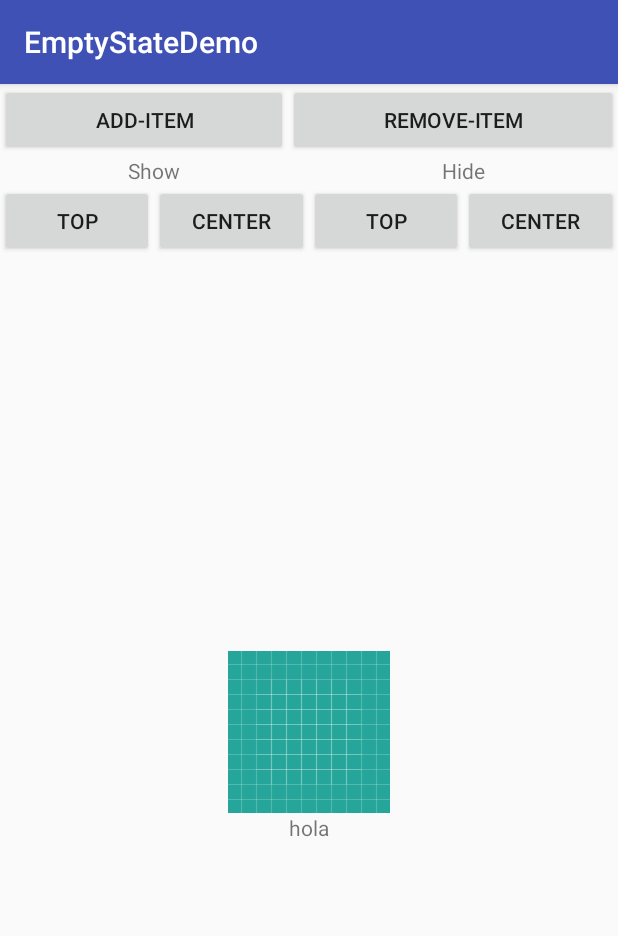
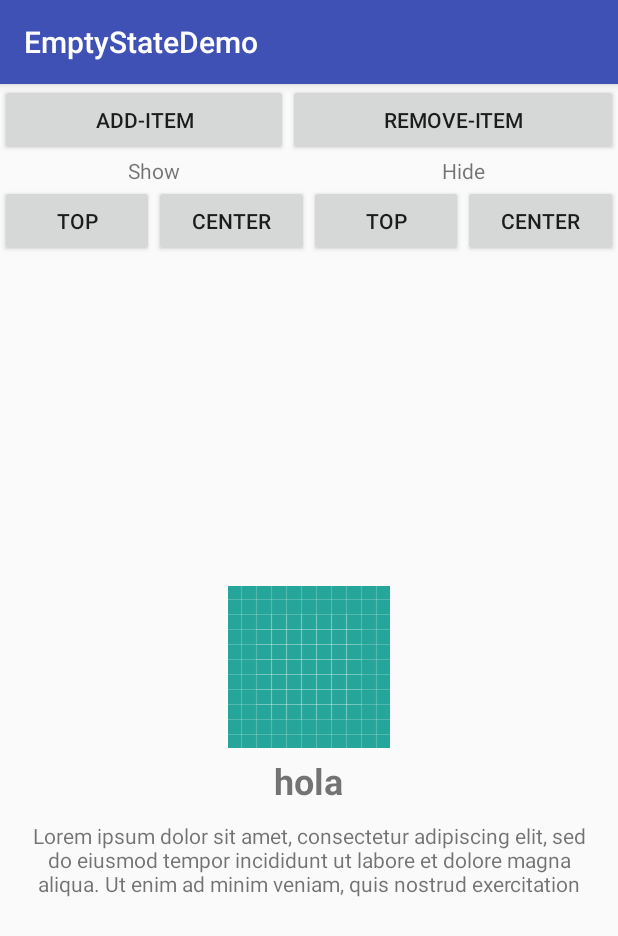
Before and after one commit to luimi/lui2mi-EmptyStateListView, an Android app: the screen it shows after launch (MainActivity), on a phone screen of 412 x 824 dp. Shown: the top 936 px of the screen. Run offline under Robolectric (Android 15) with nearby library versions, the phone set to English and light mode, and no system bars.

Commit message:
Cambiado el tipo de lista, ahora son 3, gridview,expandablelistview y recyclerview

```diff
--- a/demo/build.gradle
+++ b/demo/build.gradle
@@ -22,5 +22,6 @@ dependencies {
     implementation fileTree(include: ['*.jar'], dir: 'libs')
     implementation 'com.android.support:appcompat-v7:26.1.0'
     implementation 'com.android.support.constraint:constraint-layout:1.0.2'
-    compile project(':emptystatelistview')
+    implementation 'com.android.support:recyclerview-v7:26.1.0'
+    compile project(':emptystate')
 }
--- a/demo/src/main/java/com/lui2mi/emptystatedemo/MainActivity.java
+++ b/demo/src/main/java/com/lui2mi/emptystatedemo/MainActivity.java
@@ -4,13 +4,14 @@ import android.support.v7.app.AppCompatActivity;
 import android.os.Bundle;
 import android.view.View;
 import android.widget.ArrayAdapter;
+import android.widget.ListAdapter;
 
-import com.lui2mi.emptystatelistview.ListView;
+import com.lui2mi.emptystate.EmptyStateList;
 
 import java.util.ArrayList;
 
 public class MainActivity extends AppCompatActivity implements View.OnClickListener{
-    ListView list;
+    EmptyStateList list;
     ArrayAdapter adapter;
     @Override
     protected void onCreate(Bundle savedInstanceState) {
--- a/demo/src/main/res/layout/activity_main.xml
+++ b/demo/src/main/res/layout/activity_main.xml
@@ -106,13 +106,16 @@
 
     </LinearLayout>
 
-    <com.lui2mi.emptystatelistview.ListView
+    <com.lui2mi.emptystate.EmptyStateList
         android:id="@+id/es_prevew"
         android:layout_width="match_parent"
         android:layout_height="match_parent"
+        app:type="@integer/TYPE_GRIDVIEW"
+        app:columns="4"
         app:image="@drawable/ic_launcher_background"
-        app:text="hola"
-        app:columns="4"/>
+        app:text="@string/text_long"
+        app:title="hola"
+        />
 
 
 </LinearLayout>
--- a/demo/src/main/res/values/strings.xml
+++ b/demo/src/main/res/values/strings.xml
@@ -1,3 +1,6 @@
 <resources>
     <string name="app_name">EmptyStateDemo</string>
+
+    <string name="text_long">Lorem ipsum dolor sit amet, consectetur adipiscing elit, sed do eiusmod tempor incididunt ut labore et dolore magna aliqua. Ut enim ad minim veniam, quis nostrud exercitation ullamco laboris nisi ut aliquip ex ea commodo consequat. Duis aute irure dolor in reprehenderit in voluptate velit esse cillum dolore eu fugiat nulla pariatur. Excepteur sint occaecat cupidatat non proident, sunt in culpa qui officia deserunt mollit anim id est laborum.</string>
+
 </resources>
--- a/emptystatelistview/src/main/AndroidManifest.xml
+++ b/emptystate/src/main/AndroidManifest.xml
@@ -1,2 +1,2 @@
 <manifest xmlns:android="http://schemas.android.com/apk/res/android"
-    package="com.lui2mi.emptystatelistview" />
+    package="com.lui2mi.emptystate" />
--- /dev/null
+++ b/emptystate/src/main/java/com/lui2mi/emptystate/EmptyStateList.java
@@ -0,0 +1,195 @@
+package com.lui2mi.emptystate;
+
+import android.content.Context;
+import android.content.res.TypedArray;
+import android.database.DataSetObserver;
+import android.graphics.drawable.Drawable;
+import android.support.annotation.Nullable;
+import android.support.v7.widget.RecyclerView;
+import android.util.AttributeSet;
+import android.util.Log;
+import android.view.View;
+import android.widget.ExpandableListView;
+import android.widget.GridView;
+import android.widget.ImageView;
+import android.widget.LinearLayout;
+import android.widget.ListAdapter;
+import android.widget.ProgressBar;
+import android.widget.RelativeLayout;
+import android.widget.TextView;
+
+import org.w3c.dom.Text;
+
+/**
+ * Created by lui2mi on 15/02/18.
+ */
+
+public class EmptyStateList extends LinearLayout {
+    private RelativeLayout emptyState;
+    private LinearLayout groupList;
+    private GridView listGV;
+    private ExpandableListView listEL;
+    private RecyclerView listRV;
+    private TextView title, text;
+    private ImageView image;
+    private ProgressBar topProgress, centerProgress;
+    private int type = 0;
+    private boolean isImage=false,isTitle=false,isText=false;
+
+    private final static int TYPE_GRIDVIEW = 0, TYPE_EXPANDABLE = 1, TYPE_RECYCLER = 2;
+
+    public EmptyStateList(Context context, @Nullable AttributeSet attrs) {
+        super(context, attrs);
+        LinearLayout.LayoutParams lp = new LinearLayout.LayoutParams(LayoutParams.MATCH_PARENT,
+                LayoutParams.MATCH_PARENT);
+        setLayoutParams(lp);
+        setOrientation(LinearLayout.VERTICAL);
+        View v = inflate(getContext(), R.layout.emptystate_template, null);
+        emptyState = v.findViewById(R.id.rl_emptystate);
+        groupList = v.findViewById(R.id.ll_list);
+        listGV = v.findViewById(R.id.gv_list);
+        listEL = v.findViewById(R.id.el_list);
+        listRV = v.findViewById(R.id.rv_list);
+        title = v.findViewById(R.id.tv_title);
+        text = v.findViewById(R.id.tv_text);
+        image = v.findViewById(R.id.iv_image);
+        topProgress = v.findViewById(R.id.pb_topprogress);
+        topProgress.setVisibility(GONE);
+        centerProgress = v.findViewById(R.id.pb_centerprogress);
+        centerProgress.setVisibility(GONE);
+        TypedArray a = context.getTheme().obtainStyledAttributes(
+                attrs, R.styleable.EmptyState, 0, 0);
+        try {
+            String title = a.getString(R.styleable.EmptyState_title);
+            setTitle(title);
+            String text = a.getString(R.styleable.EmptyState_text);
+            setText(text);
+            Drawable image = a.getDrawable(R.styleable.EmptyState_image);
+            if(image!=null){
+                this.image.setImageDrawable(image);
+                Integer width=a.getDimensionPixelSize(R.styleable.EmptyState_image_width,LayoutParams.WRAP_CONTENT);
+                Integer heigth=a.getDimensionPixelSize(R.styleable.EmptyState_image_height,LayoutParams.WRAP_CONTENT);
+                this.image.getLayoutParams().width=width;
+                this.image.getLayoutParams().height=heigth;
+                this.image.requestLayout();
+                isImage=true;
+            }else{
+                this.image.setVisibility(GONE);
+                isImage=false;
+            }
+
+            type = a.getInt(R.styleable.EmptyState_type, TYPE_GRIDVIEW);
+            if (type == TYPE_GRIDVIEW) {
+                int columns = a.getInt(R.styleable.EmptyState_columns, 1);
+                listGV.setNumColumns(columns);
+            }
+
+
+        } catch (Exception ignored) {
+        }
+        updateShowList();
+        checkData();
+        v.setLayoutParams(lp);
+        addView(v);
+    }
+
+    public void setAdapter(ListAdapter adapter) {
+        if (adapter != null) {
+            listGV.setAdapter(adapter);
+            adapter.registerDataSetObserver(new DataSetObserver() {
+                @Override
+                public void onChanged() {
+                    super.onChanged();
+                    checkData();
+                }
+            });
+        }
+    }
+
+    public void setAdapter(RecyclerView.Adapter adapter) {
+        if (adapter != null) {
+            listRV.setAdapter(adapter);
+
+        }
+    }
+    public void setLayoutManager(RecyclerView.LayoutManager layoutManager){
+        listRV.setLayoutManager(layoutManager);
+    }
+    public void setType(int type) {
+        this.type = type;
+        updateShowList();
+    }
+    public void setTitle(String title){
+        if(title==null || title.trim().equals("")){
+            this.title.setVisibility(GONE);
+            isTitle=false;
+        }else{
+            this.title.setText(title);
+            isTitle=true;
+        }
+    }
+    public void setText(String text){
+        if(text==null || text.trim().equals("")){
+            this.text.setVisibility(GONE);
+            isText=false;
+        }else{
+            this.text.setText(text);
+            isText=true;
+        }
+    }
+    private void updateShowList() {
+        listGV.setVisibility(type == TYPE_GRIDVIEW ? VISIBLE : GONE);
+        listEL.setVisibility(type == TYPE_EXPANDABLE ? VISIBLE : GONE);
+        listRV.setVisibility(type == TYPE_RECYCLER ? VISIBLE : GONE);
+    }
+
+    public void showTopProgress() {
+        topProgress.setVisibility(VISIBLE);
+    }
+
+    public void showCenterProgress() {
+        centerProgress.setVisibility(VISIBLE);
+        if(isImage) image.setVisibility(GONE);
+        if(isTitle) title.setVisibility(GONE);
+        if(isText) text.setVisibility(GONE);
+    }
+
+    public void hideTopProgress() {
+        topProgress.setVisibility(GONE);
+    }
+
+    public void hideCenterProgress() {
+        centerProgress.setVisibility(GONE);
+        if(isImage) image.setVisibility(VISIBLE);
+        if(isTitle) title.setVisibility(VISIBLE);
+        if(isText) text.setVisibility(VISIBLE);
+    }
+
+    public void checkDataChange() {
+        checkData();
+    }
+
+    private void checkData() {
+        boolean isEmpty = isEmpty();
+        groupList.setVisibility(isEmpty ? GONE : VISIBLE);
+        emptyState.setVisibility(isEmpty ? VISIBLE : GONE);
+    }
+
+    private boolean isEmpty() {
+        boolean isEmpty = true;
+        switch (type) {
+            case TYPE_GRIDVIEW:
+                isEmpty = listGV.getAdapter() == null || listGV.getAdapter().getCount() == 0;
+                break;
+            case TYPE_EXPANDABLE:
+                isEmpty = listEL.getAdapter() == null || listEL.getAdapter().getCount() == 0;
+                break;
+            case TYPE_RECYCLER:
+                isEmpty = listRV.getAdapter() == null || listRV.getAdapter().getItemCount() == 0;
+                break;
+        }
+        return isEmpty;
+    }
+
+
+}
--- /dev/null
+++ b/emptystate/src/main/res/layout/emptystate_template.xml
@@ -0,0 +1,100 @@
+<?xml version="1.0" encoding="utf-8"?>
+<LinearLayout xmlns:android="http://schemas.android.com/apk/res/android"
+    xmlns:app="http://schemas.android.com/apk/res-auto"
+    android:layout_width="match_parent"
+    android:layout_height="match_parent"
+    android:orientation="vertical">
+
+    <ProgressBar
+        android:id="@+id/pb_topprogress"
+        style="?android:attr/progressBarStyleHorizontal"
+        android:layout_width="match_parent"
+        android:layout_height="wrap_content"
+        android:layout_weight="0"
+        android:indeterminate="true" />
+
+    <LinearLayout
+        android:id="@+id/ll_list"
+        android:layout_width="match_parent"
+        android:layout_height="match_parent"
+        android:layout_weight="1"
+        android:orientation="vertical">
+
+        <GridView
+            android:id="@+id/gv_list"
+            android:layout_width="match_parent"
+            android:layout_height="match_parent"
+            android:layout_weight="1"></GridView>
+
+        <ExpandableListView
+            android:id="@+id/el_list"
+            android:layout_width="match_parent"
+            android:layout_height="match_parent"
+            android:layout_weight="1" />
+
+        <android.support.v7.widget.RecyclerView
+            android:id="@+id/rv_list"
+            android:layout_width="match_parent"
+            android:layout_height="match_parent"
+            android:layout_weight="1" />
+    </LinearLayout>
+
+    <RelativeLayout
+        android:id="@+id/rl_emptystate"
+        android:layout_width="match_parent"
+        android:layout_height="match_parent"
+        android:layout_weight="1">
+
+        <LinearLayout
+            android:layout_width="wrap_content"
+            android:layout_height="wrap_content"
+            android:layout_centerHorizontal="false"
+            android:layout_centerInParent="true"
+            android:layout_centerVertical="false"
+            android:orientation="vertical">
+
+            <ProgressBar
+                android:id="@+id/pb_centerprogress"
+                style="?android:attr/progressBarStyle"
+                android:layout_width="wrap_content"
+                android:layout_height="wrap_content"
+                android:layout_gravity="center" />
+
+            <ImageView
+                android:id="@+id/iv_image"
+                android:layout_width="wrap_content"
+                android:layout_height="wrap_content"
+                android:layout_gravity="center"
+                android:scaleType="fitXY"
+                android:src="?android:attr/actionModeFindDrawable" />
+
+            <TextView
+                android:id="@+id/tv_title"
+                android:layout_width="wrap_content"
+                android:layout_height="wrap_content"
+                android:layout_gravity="center"
+                android:layout_marginBottom="5dp"
+                android:layout_marginLeft="15dp"
+                android:layout_marginRight="15dp"
+                android:layout_marginTop="5dp"
+                android:lines="1"
+                android:text="@string/default_title"
+                android:textSize="24sp"
+                android:textStyle="bold" />
+
+            <TextView
+                android:id="@+id/tv_text"
+                android:layout_width="wrap_content"
+                android:layout_height="wrap_content"
+                android:layout_gravity="center"
+                android:layout_marginBottom="5dp"
+                android:layout_marginLeft="15dp"
+                android:layout_marginRight="15dp"
+                android:layout_marginTop="5dp"
+                android:gravity="center"
+                android:maxLines="3"
+                android:text="@string/default_text" />
+        </LinearLayout>
+    </RelativeLayout>
+
+</LinearLayout>
--- a/emptystatelistview/src/main/res/values/attrs.xml
+++ b/emptystate/src/main/res/values/attrs.xml
@@ -1,8 +1,12 @@
 <?xml version="1.0" encoding="utf-8"?>
 <resources>
     <declare-styleable name="EmptyState">
+        <attr name="title" format="string"/>
         <attr name="text" format="string"/>
         <attr name="image" format="reference"/>
         <attr name="columns" format="integer"/>
+        <attr name="type" format="integer"/>
+        <attr name="image_width" format="dimension"/>
+        <attr name="image_height" format="dimension"/>
     </declare-styleable>
 </resources>
--- a/emptystatelistview/src/main/res/values/strings.xml
+++ b/emptystate/src/main/res/values/strings.xml
@@ -2,4 +2,5 @@
     <string name="app_name">EmptyState</string>
 
     <string name="default_text">Empty Text</string>
+    <string name="default_title">Empty Title</string>
 </resources>
--- /dev/null
+++ b/emptystate/src/main/res/values/types.xml
@@ -0,0 +1,7 @@
+<?xml version="1.0" encoding="utf-8"?>
+<resources>
+    <integer name="TYPE_GRIDVIEW">0</integer>
+    <integer name="TYPE_EXPANDABLE">1</integer>
+    <integer name="TYPE_RECYCLER">2</integer>
+
+</resources>
--- a/emptystatelistview/src/main/java/com/lui2mi/emptystatelistview/ListView.java
+++ /dev/null
@@ -1,93 +0,0 @@
-package com.lui2mi.emptystatelistview;
-
-import android.content.Context;
-import android.content.res.TypedArray;
-import android.database.DataSetObserver;
-import android.graphics.drawable.Drawable;
-import android.support.annotation.Nullable;
-import android.util.AttributeSet;
-import android.view.View;
-import android.widget.GridView;
-import android.widget.ImageView;
-import android.widget.LinearLayout;
-import android.widget.ListAdapter;
-import android.widget.ProgressBar;
-import android.widget.RelativeLayout;
-import android.widget.TextView;
-
-/**
- * Created by lui2mi on 15/02/18.
- */
-
-public class ListView extends LinearLayout {
-    private RelativeLayout emptyState;
-    private GridView list;
-    private TextView text;
-    private ImageView image;
-    private ProgressBar topProgress,centerProgress;
-
-    public ListView(Context context, @Nullable AttributeSet attrs) {
-        super(context, attrs);
-        LinearLayout.LayoutParams lp = new LinearLayout.LayoutParams(LayoutParams.MATCH_PARENT,
-                LayoutParams.MATCH_PARENT);
-        setLayoutParams(lp);
-        setOrientation(LinearLayout.VERTICAL);
-        View v=inflate(getContext(), R.layout.emptystatelist,null);
-        emptyState=v.findViewById(R.id.rl_emptystate);
-        list=v.findViewById(R.id.gv_list);
-        text=v.findViewById(R.id.tv_text);
-        image=v.findViewById(R.id.iv_image);
-        topProgress=v.findViewById(R.id.pb_topprogress);
-        topProgress.setVisibility(GONE);
-        centerProgress=v.findViewById(R.id.pb_centerprogress);
-        centerProgress.setVisibility(GONE);
-        TypedArray a = context.getTheme().obtainStyledAttributes(
-                attrs,  R.styleable.EmptyState, 0, 0);
-        try{
-            String text=a.getString(R.styleable.EmptyState_text);
-            this.text.setText(text);
-            Drawable image=a.getDrawable(R.styleable.EmptyState_image);
-            this.image.setImageDrawable(image);
-            int columns=a.getInt(R.styleable.EmptyState_columns,1);
-            list.setNumColumns(columns);
-        }catch (Exception ignored){}
-        checkData();
-        v.setLayoutParams(lp);
-        addView(v);
-    }
-    public void setAdapter(ListAdapter adapter){
-        if(adapter!=null){
-            list.setAdapter(adapter);
-            adapter.registerDataSetObserver(new DataSetObserver() {
-                @Override
-                public void onChanged() {
-                    super.onChanged();
-                    checkData();
-                }
-            });
-        }
-    }
-    public void showTopProgress(){
-        topProgress.setVisibility(VISIBLE);
-    }
-    public void showCenterProgress(){
-        centerProgress.setVisibility(VISIBLE);
-        image.setVisibility(GONE);
-        text.setVisibility(GONE);
-    }
-    public void hideTopProgress(){
-        topProgress.setVisibility(GONE);
-    }
-    public void hideCenterProgress(){
-        centerProgress.setVisibility(GONE);
-        image.setVisibility(VISIBLE);
-        text.setVisibility(VISIBLE);
-    }
-    private void checkData(){
-        boolean isEmpty=list.getAdapter()==null || list.getAdapter().getCount()==0;
-        list.setVisibility(isEmpty?GONE:VISIBLE);
-        emptyState.setVisibility(isEmpty?VISIBLE:GONE);
-    }
-
-
-}
--- a/emptystatelistview/src/main/res/layout/emptystatelist.xml
+++ /dev/null
@@ -1,57 +0,0 @@
-<?xml version="1.0" encoding="utf-8"?>
-<LinearLayout xmlns:android="http://schemas.android.com/apk/res/android"
-    xmlns:app="http://schemas.android.com/apk/res-auto"
-    android:layout_width="match_parent"
-    android:layout_height="match_parent"
-    android:orientation="vertical">
-
-    <ProgressBar
-        android:id="@+id/pb_topprogress"
-        style="?android:attr/progressBarStyleHorizontal"
-        android:indeterminate="true"
-        android:layout_width="match_parent"
-        android:layout_height="wrap_content"
-        android:layout_weight="0" />
-
-    <GridView
-        android:id="@+id/gv_list"
-        android:layout_width="match_parent"
-        android:layout_height="match_parent"
-        android:layout_weight="1" />
-
-    <RelativeLayout
-        android:id="@+id/rl_emptystate"
-        android:layout_width="match_parent"
-        android:layout_height="match_parent"
-        android:layout_weight="1">
-
-        <LinearLayout
-            android:layout_width="wrap_content"
-            android:layout_height="wrap_content"
-            android:layout_centerHorizontal="false"
-            android:layout_centerInParent="true"
-            android:layout_centerVertical="false"
-            android:orientation="vertical">
-
-            <ProgressBar
-                android:id="@+id/pb_centerprogress"
-                style="?android:attr/progressBarStyle"
-                android:layout_width="match_parent"
-                android:layout_height="wrap_content" />
-
-            <ImageView
-                android:id="@+id/iv_image"
-                android:layout_width="match_parent"
-                android:layout_height="wrap_content"
-                app:srcCompat="@android:drawable/ic_dialog_info" />
-
-            <TextView
-                android:id="@+id/tv_text"
-                android:layout_width="match_parent"
-                android:layout_height="wrap_content"
-                android:gravity="center"
-                android:text="@string/default_text" />
-        </LinearLayout>
-    </RelativeLayout>
-
-</LinearLayout>
--- a/settings.gradle
+++ b/settings.gradle
@@ -1 +1 @@
-include ':demo', ':emptystatelistview'
+include ':demo', ':emptystate'
```
Also changed, not shown: emptystate/build.gradle (renamed from emptystatelistview/build.gradle, +6 -10 lines), 4 other files.
